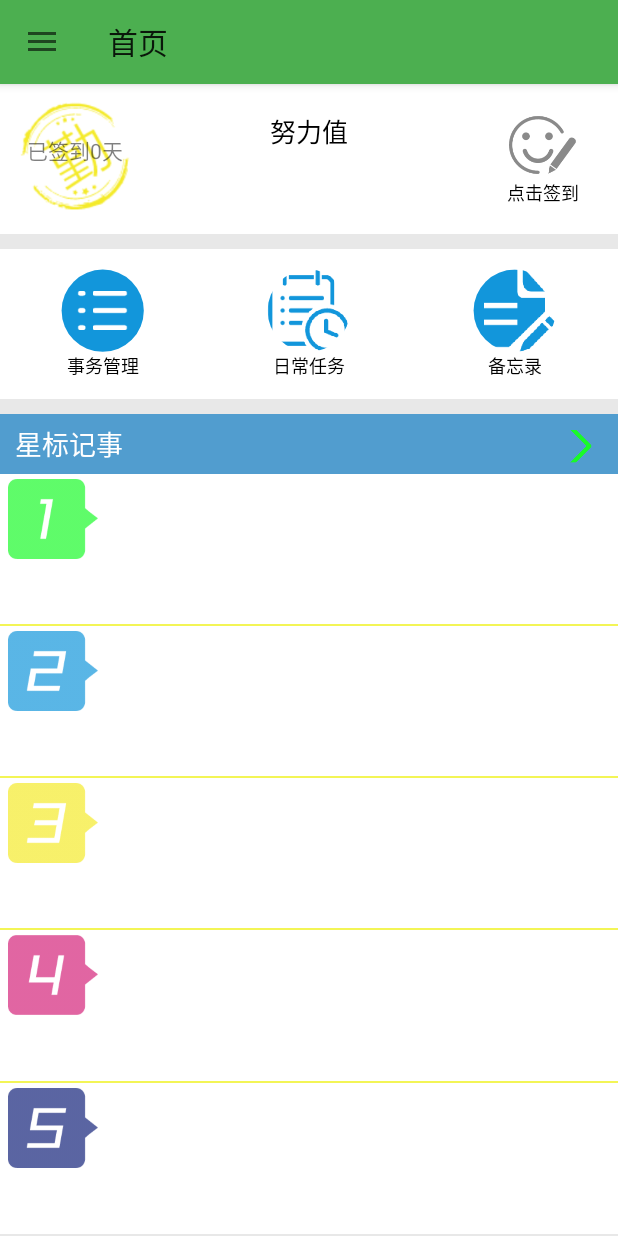
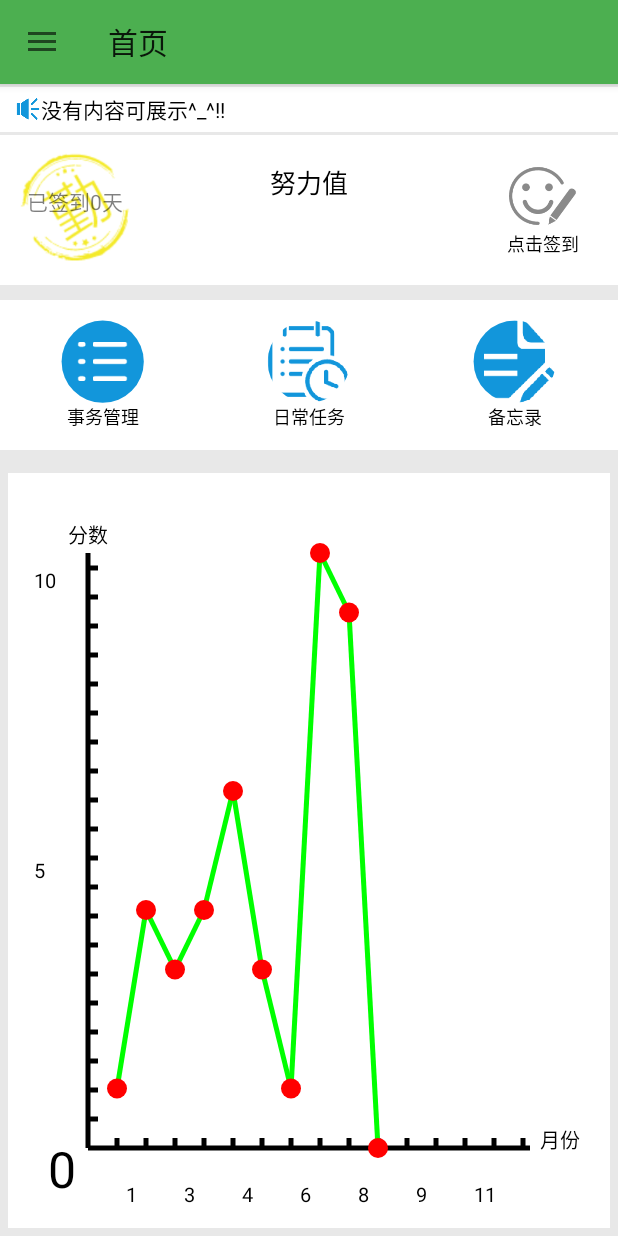
Before and after one commit to Code-Yeong/Card, an Android app: the HomeActivity screen opened directly, with no data from a screen before it, on a phone screen of 412 x 824 dp. Run offline under Robolectric (Android 15) with nearby library versions, the phone set to English and light mode, and no system bars; 1 statement that could not run was skipped.

Commit message:
chart
add chart library

```diff
--- a/app/src/main/java/com/vector/com/card/database/MemoDao.java
+++ b/app/src/main/java/com/vector/com/card/database/MemoDao.java
@@ -75,7 +75,7 @@ public class MemoDao implements BaseDao<Memo> {
         return list;
     }
 
-    public List<Memo> queryTopFiveBuUserId(long id) {
+    public List<Memo> queryStarMemoByUserId(long id) {
         sqLiteDatabase = database.getReadableDatabase();
         List<Memo> list = new ArrayList<>();
         Cursor c = sqLiteDatabase.query("memo", new String[]{"id", "content", "user", "flag", "time"},
--- /dev/null
+++ b/app/src/main/java/com/vector/com/card/utils/LineChart.java
@@ -0,0 +1,209 @@
+package com.vector.com.card.utils;
+
+import android.content.Context;
+import android.graphics.Canvas;
+import android.graphics.Color;
+import android.graphics.Paint;
+import android.util.AttributeSet;
+import android.util.Log;
+import android.view.View;
+
+import java.util.ArrayList;
+import java.util.HashMap;
+import java.util.List;
+import java.util.Map;
+
+/**
+ * Created by Administrator on 2017/9/20.
+ */
+public class LineChart extends View {
+
+    private int width, height;
+    private int xLines = 12;//x轴上默认线条数
+    private int yLines = 10;//y轴上默认线条数
+    private int xColor = Color.BLACK;//x轴上线条颜色
+    private int yColor = Color.BLACK;//x轴上线条颜色
+    private int lineColor = Color.BLACK;
+    private int dataDotColor = Color.BLACK;
+    private int xUnit = 0, yUnit = 0;//x、y轴上单位长度
+    private int xWidth = 5, yWidth = 5;//x、y轴线的宽度
+    private float xMaxValue = 12, yMaxValue = 10;
+    private float circleWidth = 15;
+    private int margin = 80;
+    private int textSize = 50;
+    private float[] data;
+    private List<Map<String, Float>> coordinates;
+    private float[] xDots, yDots;
+    private String yLabel = "Y";
+    private String xLabel = "X";
+    private float axisLabelSize = 20;
+
+    public LineChart(Context context) {
+        this(context, null);
+    }
+
+    public LineChart(Context context, AttributeSet attrs) {
+        this(context, attrs, 0);
+    }
+
+    public LineChart(Context context, AttributeSet attrs, int defStyleAttr) {
+        super(context, attrs, defStyleAttr);
+        coordinates = new ArrayList<>();
+    }
+
+    @Override
+    protected void onMeasure(int widthMeasureSpec, int heightMeasureSpec) {
+        super.onMeasure(widthMeasureSpec, heightMeasureSpec);
+        width = MeasureSpec.getSize(widthMeasureSpec);
+        height = MeasureSpec.getSize(heightMeasureSpec);
+        xUnit = (width - 2 * margin) / xLines;
+        yUnit = (height - 2 * margin) / yLines;
+        xDots = new float[xLines + 1];
+        yDots = new float[yLines + 1];
+        xDots[0] = margin;
+        yDots[0] = height - margin;
+
+    }
+
+    @Override
+    protected void onDraw(Canvas canvas) {
+        Paint p = new Paint(Paint.ANTI_ALIAS_FLAG);
+        p.setStrokeWidth(xWidth);
+        p.setColor(xColor);
+        canvas.drawLine(margin, height - margin, width - margin, height - margin, p);
+        p.setColor(yColor);
+        p.setStrokeWidth(yWidth);
+        canvas.drawLine(margin, height - margin, margin, margin, p);
+        p.setTextSize(textSize);
+        canvas.drawText("0", margin - 40, height - margin + 40, p);
+
+        //画X、Y轴上的标签
+        p.setTextSize(axisLabelSize);
+        canvas.drawText(yLabel, margin - 20, margin - 10, p);
+        canvas.drawText(xLabel, width - margin + 10, height - margin , p);
+
+        //画x轴上的点
+        for (int i = 0; i < xLines; i++) {
+            canvas.drawLine((i + 1) * xUnit + margin, height - margin, (i + 1) * xUnit + margin, height - margin - 10, p);
+            xDots[i + 1] = (i + 1) * xUnit + margin;
+            if (i % 2 == 1 && i > 0) {
+                canvas.drawText(String.valueOf((int) ((i + 1) * xMaxValue / xLines)), (i + 1) * xUnit + margin * 3 / 4, height - margin / 3, p);
+            }
+        }
+
+        //画y轴上的点
+        for (int j = 0; j < yLines; j++) {
+            yDots[j + 1] = height - (j + 1) * yUnit - margin;
+            canvas.drawLine(margin, height - (j + 1) * yUnit - margin, margin + 10, height - (j + 1) * yUnit - margin, p);
+            if ((j + 1) == yLines / 2 || (j + 1) == yLines) {
+                canvas.drawText(String.valueOf((int) (yMaxValue * (j + 1) / yLines)), margin / 3, height - (j + 1) * yUnit - margin * 3 / 4, p);
+            }
+        }
+        initCoordinates();
+        int m = coordinates.size();
+        int temp = 0;
+        Log.i("info", "m:" + m);
+        for (int n = 0; n < coordinates.size(); n++) {
+            if (m > 1) {
+                temp = n + 1;
+                if (temp < m) {
+                    Map firstNode = coordinates.get(n);
+                    Map secondNode = coordinates.get(temp);
+                    p.setColor(lineColor);
+                    canvas.drawLine((float) firstNode.get("x"), (float) firstNode.get("y"), (float) secondNode.get("x"), (float) secondNode.get("y"), p);
+                }
+            }
+            //画数据点
+            p.setColor(dataDotColor);
+            canvas.drawCircle(coordinates.get(n).get("x"), coordinates.get(n).get("y"), circleWidth, p);
+        }
+
+        super.onDraw(canvas);
+    }
+
+    //设置数据
+    public void setData(float[] data) {
+        this.data = data;
+    }
+
+    private void initCoordinates() {
+        Map<String, Float> map;
+        coordinates.clear();
+        for (int k = 0; k < data.length; k++) {
+            map = new HashMap<>();
+            map.put("x", xDots[(k + 1)]);
+            map.put("y", (float) (height - margin - (height - 2 * margin) * ((data[k] * 100.0 / yMaxValue) / 100.0)));
+            coordinates.add(map);
+        }
+    }
+
+    //设置X轴上线条数
+    public void setxLines(int num) {
+        this.xLines = num;
+    }
+
+    //设置Y轴上线条数
+    public void setyLines(int num) {
+        this.yLines = num;
+    }
+
+    //设置X轴颜色
+    public void setxColor(int color) {
+        this.xColor = color;
+    }
+
+    //设置Y轴颜色
+    public void setyColor(int color) {
+        this.yColor = color;
+    }
+
+    //设置数据点颜色
+    public void setDataDotColor(int color) {
+        this.dataDotColor = color;
+    }
+
+    //设置线条颜色
+    public void setLineColor(int color) {
+        this.lineColor = color;
+    }
+
+    //设置X轴线条宽度
+    public void setxWidth(int width) {
+        this.xWidth = width;
+    }
+
+    //设置Y轴线条宽度
+    public void setyWidth(int width) {
+        this.yWidth = width;
+    }
+
+    //设置Y轴最大值
+    public void setyMaxValue(float value) {
+        this.yMaxValue = value;
+    }
+
+    //设置数据点的半径
+    public void setCircleWidth(float width) {
+        this.circleWidth = width;
+    }
+
+    //X轴最大值
+    public void setxMaxValue(float value) {
+        this.xMaxValue = value;
+    }
+
+    //设置X轴标签
+    public void setxLabel(String text) {
+        this.xLabel = text;
+    }
+
+    //设置Y轴标签
+    public void setyLabel(String text) {
+        this.yLabel = text;
+    }
+
+    public void setAxisLabelSize(int size) {
+        this.axisLabelSize = size;
+    }
+
+}
--- a/app/src/main/java/com/vector/com/card/view/HomeActivity.java
+++ b/app/src/main/java/com/vector/com/card/view/HomeActivity.java
@@ -5,6 +5,7 @@ import android.app.Dialog;
 import android.content.Context;
 import android.content.Intent;
 import android.content.SharedPreferences;
+import android.graphics.Color;
 import android.os.Bundle;
 import android.support.design.widget.NavigationView;
 import android.support.design.widget.TextInputEditText;
@@ -33,6 +34,7 @@ import com.vector.com.card.domian.Memo;
 import com.vector.com.card.domian.Score;
 import com.vector.com.card.domian.Sign;
 import com.vector.com.card.domian.User;
+import com.vector.com.card.utils.LineChart;
 import com.vector.com.card.utils.MyImageView;
 import com.vector.com.card.utils.SignCalendar;
 import com.vector.com.card.utils.Utils;
@@ -44,7 +46,8 @@ public class HomeActivity extends BaseActivity
 
     private Toolbar toolbar;
     private SharedPreferences sharedPreferences;
-    private TextView tv_userName, tv_userMark;
+    private LineChart lineChart;
+    private TextView tv_userName, tv_userMark, tv_broadcast;
     private TextView tv_qiandaozongshu, tv_score, tv_scoreAnimation, tv_tip;
     private ImageView iv_editMark, iv_qiandao;
     private MyImageView iv_task, iv_memo;
@@ -52,7 +55,6 @@ public class HomeActivity extends BaseActivity
     private RelativeLayout relativeLayout;
     private long userid;
     private boolean isSigned = false;
-    private TextView tv_note1, tv_note2, tv_note3, tv_note4, tv_note5;
 
     @Override
     protected void onCreate(Bundle savedInstanceState) {
@@ -61,19 +63,17 @@ public class HomeActivity extends BaseActivity
         setContentView(R.layout.activity_home);
 
         toolbar = (Toolbar) findViewById(R.id.home_toolbar);
+
+        lineChart = (LineChart) findViewById(R.id.home_lineChart);
         relativeLayout = (RelativeLayout) findViewById(R.id.home_score_ll);
         iv_qiandao = (ImageView) findViewById(R.id.home_pic);
         iv_manage = (MyImageView) findViewById(R.id.home_manage);
         iv_task = (MyImageView) findViewById(R.id.home_task);
         iv_memo = (MyImageView) findViewById(R.id.home_memo);
+        tv_broadcast = (TextView) findViewById(R.id.home_broadcast);
         tv_qiandaozongshu = (TextView) findViewById(R.id.home_qiandaozongshu);
         tv_score = (TextView) findViewById(R.id.home_score);
         tv_tip = (TextView) findViewById(R.id.home_tip);
-        tv_note1 = (TextView) findViewById(R.id.home_note_1);
-        tv_note2 = (TextView) findViewById(R.id.home_note_2);
-        tv_note3 = (TextView) findViewById(R.id.home_note_3);
-        tv_note4 = (TextView) findViewById(R.id.home_note_4);
-        tv_note5 = (TextView) findViewById(R.id.home_note_5);
 
         tv_scoreAnimation = (TextView) findViewById(R.id.home_score_animation);
         sharedPreferences = getSharedPreferences("userInfo", Activity.MODE_PRIVATE);
@@ -193,9 +193,20 @@ public class HomeActivity extends BaseActivity
         setSignedStatus();
         showSignedInfo(true);
         setContinueSignedDays();
-        initTopFiveMemos();
+        initTopMarque();
+
+        lineChart.setyMaxValue(10);
+        lineChart.setData(new float[]{1, 4, 3, 4, 6, 3, 1, 10, 9, 0});
+        lineChart.setDataDotColor(Color.RED);
+        lineChart.setLineColor(Color.GREEN);
+        lineChart.setCircleWidth(10);
+        lineChart.setxLines(15);
+        lineChart.setyLines(20);
+        lineChart.setxMaxValue(12);
+        lineChart.setxLabel("月份");
+        lineChart.setyLabel("分数");
+        lineChart.invalidate();
     }
-
 
     private class EditMarkListener implements View.OnClickListener {
 
@@ -290,24 +301,17 @@ public class HomeActivity extends BaseActivity
         tv_qiandaozongshu.setText(count < 2 ? "已签到" + count + "天" : "已连续签到" + count + "天");
     }
 
-    public void initTopFiveMemos() {
+    public void initTopMarque() {
+        String str = "";
         MemoDao memoDao = new MemoDao(this);
-        List<Memo> list = memoDao.queryTopFiveBuUserId(userid);
-        int count = list.size();
-        if (count > 0) {
-            tv_note1.setText(list.get(0).getContent());
+        List<Memo> list = memoDao.queryStarMemoByUserId(userid);
+        for (int i = 0; i < list.size(); i++) {
+            str += "[" + (i + 1) + "/" + list.size() + "]" + list.get(i).getContent() + "\t ";
         }
-        if (count > 1) {
-            tv_note2.setText(list.get(1).getContent());
-        }
-        if (count > 2) {
-            tv_note3.setText(list.get(2).getContent());
-        }
-        if (count > 3) {
-            tv_note4.setText(list.get(3).getContent());
-        }
-        if (count > 4) {
-            tv_note5.setText(list.get(4).getContent());
+        if (str.equals("")) {
+            tv_broadcast.setText("没有内容可展示^_^!!");
+        } else {
+            tv_broadcast.setText(str);
         }
     }
 }
--- a/app/src/main/res/layout/activity_home.xml
+++ b/app/src/main/res/layout/activity_home.xml
@@ -27,6 +27,36 @@
             android:layout_height="match_parent"
             android:layout_marginTop="?actionBarSize"
             android:orientation="vertical">
+
+            <LinearLayout
+                android:layout_width="match_parent"
+                android:layout_height="30dp"
+                android:layout_marginBottom="2dp"
+                android:layout_marginTop="2dp"
+                android:background="#fff"
+                android:gravity="center_vertical|left"
+                android:orientation="horizontal"
+                android:paddingLeft="10dp">
+
+                <ImageView
+                    android:layout_width="17dp"
+                    android:layout_height="17dp"
+                    android:src="@drawable/icon_laba" />
+
+                <TextView
+                    android:id="@+id/home_broadcast"
+                    android:layout_width="match_parent"
+                    android:layout_height="match_parent"
+                    android:ellipsize="marquee"
+                    android:focusable="true"
+                    android:focusableInTouchMode="true"
+                    android:gravity="center_vertical|left"
+                    android:marqueeRepeatLimit="marquee_forever"
+                    android:scrollHorizontally="true"
+                    android:singleLine="true"
+                    android:textColor="#000"
+                    android:textSize="14sp" />
+            </LinearLayout>
 
             <RelativeLayout
                 android:layout_width="match_parent"
@@ -187,167 +217,12 @@
                 </TableRow>
             </TableLayout>
 
-            <LinearLayout
+            <com.vector.com.card.utils.LineChart
+                android:id="@+id/home_lineChart"
                 android:layout_width="match_parent"
                 android:layout_height="match_parent"
-                android:layout_marginBottom="1dp"
-                android:background="#fff"
-                android:orientation="vertical">
-
-                <RelativeLayout
-                    android:layout_width="match_parent"
-                    android:layout_height="40dp"
-                    android:background="#519dcf">
-
-                    <TextView
-                        android:layout_width="match_parent"
-                        android:layout_height="match_parent"
-                        android:layout_marginLeft="10dp"
-                        android:gravity="center_vertical"
-                        android:text="星标记事"
-                        android:textColor="#fff"
-                        android:textSize="18sp" />
-
-                    <ImageView
-                        android:layout_width="30dp"
-                        android:layout_height="30dp"
-                        android:layout_alignParentRight="true"
-                        android:layout_centerVertical="true"
-                        android:layout_marginRight="10dp"
-                        android:src="@drawable/icon_watch" />
-                </RelativeLayout>
-
-                <LinearLayout
-                    android:layout_width="match_parent"
-                    android:layout_height="wrap_content"
-                    android:layout_marginLeft="5dp"
-                    android:layout_weight="1"
-                    android:orientation="horizontal">
-
-                    <ImageView
-                        android:layout_width="60dp"
-                        android:layout_height="60dp"
-                        android:alpha="0.7"
-                        android:src="@drawable/icon_num1" />
-
-                    <TextView
-                        android:id="@+id/home_note_1"
-                        android:layout_width="match_parent"
-                        android:layout_height="60dp"
-                        android:fontFamily="sans-serif-smallcaps"
-                        android:gravity="left|top"
-                        android:padding="3dp"
-                        android:textColor="@color/blackColor" />
-                </LinearLayout>
-
-                <TextView
-                    android:layout_width="match_parent"
-                    android:layout_height="1dp"
-                    android:background="#f3f556" />
-
-                <LinearLayout
-                    android:layout_width="match_parent"
-                    android:layout_height="wrap_content"
-                    android:layout_marginLeft="5dp"
-                    android:layout_weight="1"
-                    android:orientation="horizontal">
-
-                    <ImageView
-                        android:layout_width="60dp"
-                        android:layout_height="60dp"
-                        android:alpha="0.7"
-                        android:src="@drawable/icon_num2" />
-
-                    <TextView
-                        android:id="@+id/home_note_2"
-                        android:layout_width="match_parent"
-                        android:layout_height="60dp"
-                        android:gravity="left|top"
-                        android:padding="3dp"
-                        android:textColor="@color/blackColor" />
-                </LinearLayout>
-
-                <TextView
-                    android:layout_width="match_parent"
-                    android:layout_height="1dp"
-                    android:background="#f3f556" />
-
-                <LinearLayout
-                    android:layout_width="match_parent"
-                    android:layout_height="wrap_content"
-                    android:layout_marginLeft="5dp"
-                    android:layout_weight="1"
-                    android:orientation="horizontal">
-
-                    <ImageView
-                        android:layout_width="60dp"
-                        android:layout_height="60dp"
-                        android:alpha="0.7"
-                        android:src="@drawable/icon_num3" />
-
-                    <TextView
-                        android:id="@+id/home_note_3"
-                        android:layout_width="match_parent"
-                        android:layout_height="60dp"
-                        android:gravity="left|top"
-                        android:padding="3dp"
-                        android:textColor="@color/blackColor" />
-                </LinearLayout>
-
-                <TextView
-                    android:layout_width="match_parent"
-                    android:layout_height="1dp"
-                    android:background="#f3f556" />
-
-                <LinearLayout
-                    android:layout_width="match_parent"
-                    android:layout_height="wrap_content"
-                    android:layout_marginLeft="5dp"
-                    android:layout_weight="1"
-                    android:orientation="horizontal">
-
-                    <ImageView
-                        android:layout_width="60dp"
-                        android:layout_height="60dp"
-                        android:alpha="0.7"
-                        android:src="@drawable/icon_num4" />
-
-                    <TextView
-                        android:id="@+id/home_note_4"
-                        android:layout_width="match_parent"
-                        android:layout_height="60dp"
-                        android:gravity="left|top"
-                        android:padding="3dp"
-                        android:textColor="@color/blackColor" />
-                </LinearLayout>
-
-                <TextView
-                    android:layout_width="match_parent"
-                    android:layout_height="1dp"
-                    android:background="#f3f556" />
-
-                <LinearLayout
-                    android:layout_width="match_parent"
-                    android:layout_height="wrap_content"
-                    android:layout_marginLeft="5dp"
-                    android:layout_weight="1"
-                    android:orientation="horizontal">
-
-                    <ImageView
-                        android:layout_width="60dp"
-                        android:layout_height="60dp"
-                        android:alpha="0.7"
-                        android:src="@drawable/icon_num5" />
-
-                    <TextView
-                        android:id="@+id/home_note_5"
-                        android:layout_width="match_parent"
-                        android:layout_height="60dp"
-                        android:gravity="left|top"
-                        android:padding="3dp"
-                        android:textColor="@color/blackColor" />
-                </LinearLayout>
-            </LinearLayout>
+                android:layout_margin="5dp"
+                android:background="#fff" />
         </LinearLayout>
     </android.support.design.widget.CoordinatorLayout>
 
```
Also changed, not shown: app/src/main/res/drawable/icon_laba.png (added).
